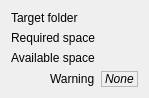
Old version of the form rare/ui/components/dialogs/move_dialog.ui in the repository RareDevs/Rare.
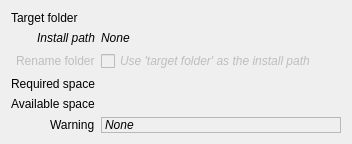
New version of the form.

Commit message: MoveDialog: use parent directory as the target folder by default

What changed in the file:
```diff
--- a/rare/ui/components/dialogs/move_dialog.ui
+++ b/rare/ui/components/dialogs/move_dialog.ui
@@ -6,8 +6,8 @@
    <rect>
     <x>0</x>
     <y>0</y>
-    <width>148</width>
-    <height>85</height>
+    <width>352</width>
+    <height>126</height>
    </rect>
   </property>
   <property name="windowTitle">
@@ -24,21 +24,45 @@
      </property>
     </widget>
    </item>
+   <item row="1" column="1">
+    <widget class="QLabel" name="install_path_info">
+     <property name="font">
+      <font>
+       <italic>true</italic>
+      </font>
+     </property>
+     <property name="text">
+      <string notr="true">None</string>
+     </property>
+    </widget>
+   </item>
    <item row="1" column="0">
+    <widget class="QLabel" name="install_path_label">
+     <property name="font">
+      <font>
+       <italic>true</italic>
+      </font>
+     </property>
+     <property name="text">
+      <string>Install path</string>
+     </property>
+    </widget>
+   </item>
+   <item row="3" column="0">
     <widget class="QLabel" name="required_space_label">
      <property name="text">
       <string>Required space</string>
      </property>
     </widget>
    </item>
-   <item row="2" column="0">
+   <item row="4" column="0">
     <widget class="QLabel" name="available_space_label">
      <property name="text">
       <string>Available space</string>
      </property>
     </widget>
    </item>
-   <item row="1" column="1">
+   <item row="3" column="1">
     <widget class="QLabel" name="required_space_text">
      <property name="font">
       <font>
@@ -50,7 +74,7 @@
      </property>
     </widget>
    </item>
-   <item row="2" column="1">
+   <item row="4" column="1">
     <widget class="QLabel" name="available_space_text">
      <property name="font">
       <font>
@@ -62,14 +86,14 @@
      </property>
     </widget>
    </item>
-   <item row="3" column="0">
+   <item row="5" column="0">
     <widget class="QLabel" name="warning_label">
      <property name="text">
       <string>Warning</string>
      </property>
     </widget>
    </item>
-   <item row="3" column="1">
+   <item row="5" column="1">
     <widget class="QLabel" name="warning_text">
      <property name="font">
       <font>
@@ -93,6 +117,31 @@
      </property>
     </widget>
    </item>
+   <item row="2" column="1">
+    <widget class="QCheckBox" name="rename_path_check">
+     <property name="enabled">
+      <bool>false</bool>
+     </property>
+     <property name="font">
+      <font>
+       <italic>true</italic>
+      </font>
+     </property>
+     <property name="text">
+      <string>Use 'target folder' as the install path</string>
+     </property>
+    </widget>
+   </item>
+   <item row="2" column="0">
+    <widget class="QLabel" name="rename_path_label">
+     <property name="enabled">
+      <bool>false</bool>
+     </property>
+     <property name="text">
+      <string>Rename folder</string>
+     </property>
+    </widget>
+   </item>
   </layout>
  </widget>
  <resources/>
```
Left out of the diff: 2 changed lines with no effect on the pictures. The commit also changes 5 other files.
